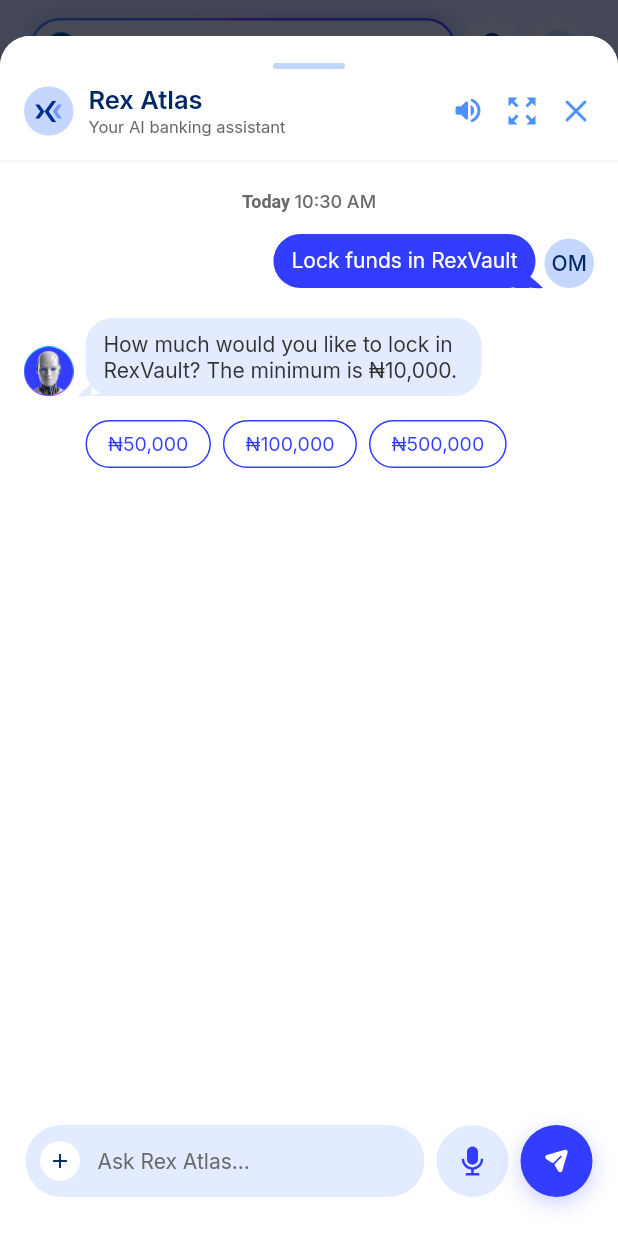
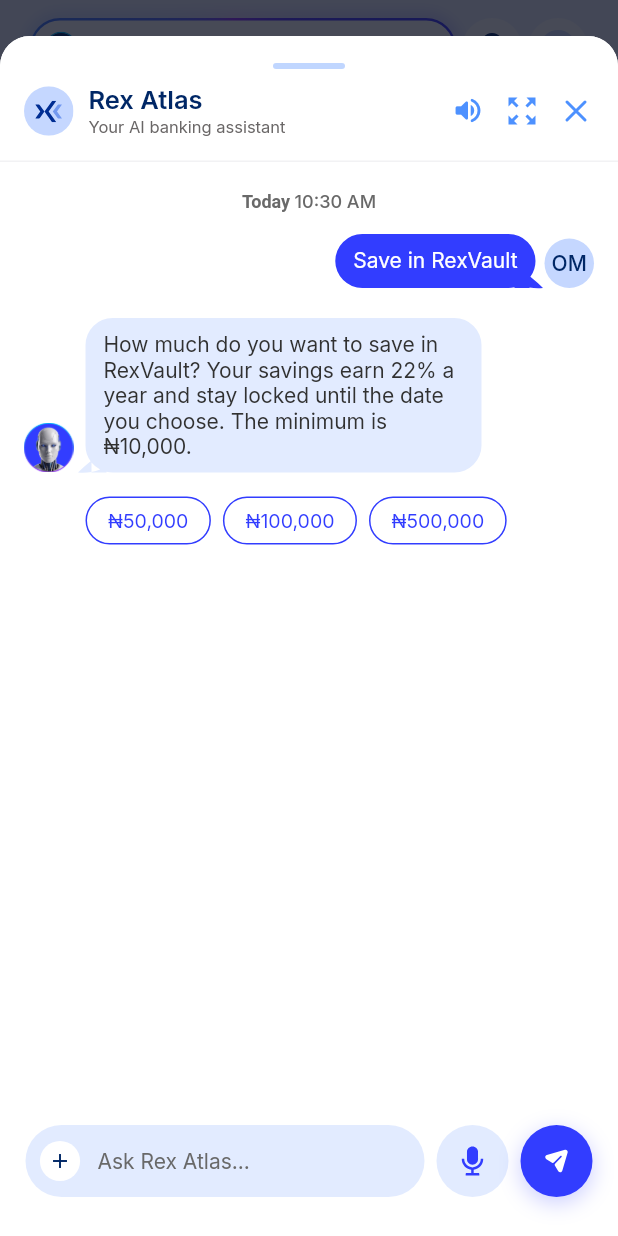
Before and after one commit to Kent-Sammy/rexverse, a Flutter app: the screen it shows after launch, scrolled down 93 dp, after a tap on "RexVault", on a phone screen of 412 x 824 dp. Run offline on Flutter 3.47's test engine with Material 3 defaults, Android fonts, the phone set to English and light mode, and no system bars; our stand-ins replace audioplayers, file_picker, flutter_svg, speech_to_text; accounts and stored records are empty; project files that could hold a hidden picture were left out.

Commit message:
RexVault 22% and RexSave 16%, with earnings worked out for the user
- RexVault asks "How much do you want to save?", shows what the amount would
  earn for 1/3/6/12 months at a flat 22% p.a., and the review shows rate,
  interest earned, total back and unlock date.
- RexSave at 16% p.a. shows estimated monthly and yearly interest.
- Whole-naira amounts round to the nearest naira; product rows use commas.

Co-Authored-By: Claude Opus 5.5 <noreply@anthropic.com>
Claude-Session: https://claude.ai/code/session_01EjWxE6W9E8HwFDXk54C2wv

```diff
--- a/rex_atlas/lib/core/formatting/naira.dart
+++ b/rex_atlas/lib/core/formatting/naira.dart
@@ -26,7 +26,9 @@ abstract final class Naira {
       '$symbol${_group(kobo ~/ 100)}.${_two(kobo % 100)}';
 
   /// `₦50,000` – grouped without decimals.
-  static String groupedWhole(int kobo) => '$symbol${_group(kobo ~/ 100)}';
+  /// Rounded to the nearest naira (₦5,424.66 → ₦5,425).
+  static String groupedWhole(int kobo) =>
+      '$symbol${_group((kobo + 50) ~/ 100)}';
 
   static String _two(int v) => v.toString().padLeft(2, '0');
 
--- a/rex_atlas/lib/features/atlas/application/atlas_controller.dart
+++ b/rex_atlas/lib/features/atlas/application/atlas_controller.dart
@@ -2,6 +2,7 @@ import 'dart:async';
 
 import 'package:flutter/foundation.dart';
 
+import '../../../core/formatting/dates.dart';
 import '../../../core/formatting/naira.dart';
 import '../domain/models/models.dart';
 import '../domain/services/services.dart';
@@ -236,8 +237,8 @@ class AtlasController extends ChangeNotifier {
       case UnsupportedFeatureIntent(:final featureName):
         _say(
           "$featureName through Atlas isn't available in this prototype yet. "
-          'I can send money, buy airtime, pay bills, save with RexSave, lock '
-          'funds in RexVault or show your recent transactions.',
+          'I can send money, buy airtime, pay bills, save with RexSave or '
+          'RexVault, or show your recent transactions.',
         );
       case ReplyIntent(:final text):
         _say(text);
@@ -407,7 +408,11 @@ class AtlasController extends ChangeNotifier {
 
   // ----------------------------------------------------------------- vault
 
-  static String _tenorLabel(int days) => days == 365 ? '1 year' : '$days days';
+  static String _tenorLabel(int days) => switch (days) {
+    365 => '1 year',
+    30 => '1 month',
+    _ => '${days ~/ 30} months',
+  };
 
   Future<void> _handleVault(StartVaultIntent i) async {
     if (_stage != ConversationStage.awaitingVaultDetails) {
@@ -418,9 +423,11 @@ class AtlasController extends ChangeNotifier {
     _stage = ConversationStage.awaitingVaultDetails;
     final s = _vault;
     final v = deps.vault;
+    final rate = v.rates.values.first.toStringAsFixed(0);
     if (s.amountKobo == null) {
       _say(
-        'How much would you like to lock in RexVault? The minimum is '
+        'How much do you want to save in RexVault? Your savings earn $rate% '
+        'a year and stay locked until the date you choose. The minimum is '
         '${Naira.groupedWhole(v.minLockKobo)}.',
         quickReplies: const ['₦50,000', '₦100,000', '₦500,000'],
       );
@@ -429,22 +436,28 @@ class AtlasController extends ChangeNotifier {
     if (s.amountKobo! < v.minLockKobo) {
       s.amountKobo = null;
       _say(
-        'The minimum RexVault lock is ${Naira.groupedWhole(v.minLockKobo)}. '
-        'How much would you like to lock?',
+        'The minimum RexVault savings is ${Naira.groupedWhole(v.minLockKobo)}. '
+        'How much do you want to save?',
       );
       return;
     }
     if (s.tenorDays != null && !v.rates.containsKey(s.tenorDays)) {
       s.tenorDays = null;
-      _say("I can lock funds for 30, 90 or 180 days, or 1 year.");
+      _say('You can save in RexVault for 1, 3 or 6 months, or 1 year.');
     }
     if (s.tenorDays == null) {
+      // Work out the earnings for every period so the user can compare.
+      final options = <String>[];
+      for (final days in v.rates.keys) {
+        final q = await v.quote(amountKobo: s.amountKobo!, tenorDays: days);
+        options.add(
+          '${_tenorLabel(days)} · earn ${Naira.groupedWhole(q.interestKobo)}',
+        );
+      }
       _say(
-        'For how long? Longer locks earn more interest.',
-        quickReplies: [
-          for (final e in v.rates.entries)
-            '${_tenorLabel(e.key)} · ${e.value.toStringAsFixed(0)}% p.a.',
-        ],
+        'At $rate% a year, here is what ${Naira.groupedWhole(s.amountKobo!)} '
+        'would earn. How long do you want to save for?',
+        quickReplies: options,
       );
       return;
     }
@@ -460,8 +473,9 @@ class AtlasController extends ChangeNotifier {
         source: await _sourceAccount(),
       ),
       intro:
-          'Here are the details of your RexVault lock. Locked funds can\'t '
-          'be withdrawn before the maturity date.',
+          "Here's your RexVault savings plan. You'll get back "
+          '${Naira.grouped(s.amountKobo! + q.interestKobo)} on '
+          '${RexDates.short(q.maturity)}. The money stays locked until then.',
     );
   }
 
@@ -714,7 +728,8 @@ class AtlasController extends ChangeNotifier {
           "Okay, I've cancelled the airtime purchase. Nothing was charged.",
         PaymentKind.savings =>
           "Okay, I've cancelled the deposit. Nothing was moved.",
-        PaymentKind.vault => "Okay, I've cancelled. No funds were locked.",
+        PaymentKind.vault =>
+          "Okay, I've cancelled. Nothing was saved to RexVault.",
         PaymentKind.bill =>
           "Okay, I've cancelled the bill payment. Nothing was charged.",
       });
--- a/rex_atlas/lib/features/atlas/data/mock/mock_atlas_assistant_service.dart
+++ b/rex_atlas/lib/features/atlas/data/mock/mock_atlas_assistant_service.dart
@@ -122,7 +122,7 @@ class MockAtlasAssistantService implements AtlasAssistantService {
       'good evening',
     ])) {
       return ReplyIntent(
-        'Hi ${MockData.user.firstName}! I can send money, buy airtime, pay bills, save with RexSave, lock funds in RexVault or show your recent transactions.',
+        'Hi ${MockData.user.firstName}! I can send money, buy airtime, pay bills, save with RexSave or RexVault, or show your recent transactions.',
       );
     }
     if (_has(text, ['thank'])) {
@@ -131,7 +131,7 @@ class MockAtlasAssistantService implements AtlasAssistantService {
       );
     }
     return const ReplyIntent(
-      "Sorry, I can't help with that yet. I can send money, buy airtime, pay bills, save with RexSave, lock funds in RexVault or show your recent transactions.",
+      "Sorry, I can't help with that yet. I can send money, buy airtime, pay bills, save with RexSave or RexVault, or show your recent transactions.",
     );
   }
 
@@ -305,6 +305,11 @@ class MockAtlasAssistantService implements AtlasAssistantService {
     final m = _tenor.firstMatch(text);
     int? days;
     var rest = raw.replaceAll(RegExp(r'\d+(\.\d+)?\s*%'), ' ');
+    // Option chips read "3 months · earn ₦5,425": the earnings aren't the amount.
+    rest = rest.replaceAll(
+      RegExp(r'earn\s*₦?\s*[\d,]+(\.\d+)?', caseSensitive: false),
+      ' ',
+    );
     if (m != null) {
       final n = int.tryParse(m.group(1)!) ?? 1;
       final unit = m.group(2)!.toLowerCase();
--- a/rex_atlas/lib/features/atlas/data/mock/mock_data.dart
+++ b/rex_atlas/lib/features/atlas/data/mock/mock_data.dart
@@ -300,12 +300,14 @@ abstract final class MockData {
   static const billCustomerAddress = '14 Admiralty Way, Lekki, Lagos';
 
   // -------------------------------------------------------- savings/vault
-  static const rexSaveRatePct = 12.0;
+  // Rates from the product owner: RexSave 16% p.a., RexVault 22% p.a.
+  static const rexSaveRatePct = 16.0;
   static const rexyDecemberBonusPct = 5.0;
+  static const vaultRatePct = 22.0;
   static const vaultRates = <int, double>{
-    30: 14.0,
-    90: 16.0,
-    180: 18.0,
-    365: 20.0,
+    30: vaultRatePct,
+    90: vaultRatePct,
+    180: vaultRatePct,
+    365: vaultRatePct,
   };
 }
--- a/rex_atlas/lib/features/atlas/data/mock/mock_history_services.dart
+++ b/rex_atlas/lib/features/atlas/data/mock/mock_history_services.dart
@@ -86,7 +86,7 @@ abstract final class MockReceiptBuilder {
             'Card payment | ${r.channel ?? ''}',
           TransactionCategory.savings => 'Deposit from ${sender.holderName}',
           TransactionCategory.vault =>
-            'RexVault lock from ${sender.holderName}',
+            'RexVault savings from ${sender.holderName}',
           TransactionCategory.bill => '${r.title} | ${sender.holderName}',
           _ => 'Transfer from ${sender.holderName} | ${sender.accountNumber}',
         }),
--- a/rex_atlas/lib/features/atlas/data/mock/mock_product_services.dart
+++ b/rex_atlas/lib/features/atlas/data/mock/mock_product_services.dart
@@ -119,16 +119,17 @@ class MockVaultService implements VaultService {
     history.record(
       TransactionRecord(
         reference: ref,
-        title: 'RexVault lock (${draft.tenorDays} days)',
+        title: 'RexVault savings (${_period(draft.tenorDays)})',
         category: TransactionCategory.vault,
         amountKobo: draft.amountKobo,
         timestamp: now,
         status: TransactionStatus.successful,
-        channel: '${draft.tenorDays} days',
+        channel: _period(draft.tenorDays),
         details: {
-          'Lock Period': '${draft.tenorDays} days',
+          'Saving Period': _period(draft.tenorDays),
           'Interest Rate': '${draft.annualRatePct.toStringAsFixed(0)}% p.a.',
-          'Expected Interest': _naira(draft.interestKobo),
+          'Interest Earned': _naira(draft.interestKobo),
+          'Total at Maturity': _naira(draft.amountKobo + draft.interestKobo),
           'Maturity Date': _date(draft.maturity),
         },
       ),
@@ -282,3 +283,9 @@ String _date(DateTime t) {
   ];
   return '${m[t.month - 1]} ${t.day}, ${t.year}';
 }
+
+String _period(int days) => switch (days) {
+  365 => '1 year',
+  30 => '1 month',
+  _ => '${days ~/ 30} months',
+};
--- a/rex_atlas/lib/features/atlas/presentation/widgets/payment_parties.dart
+++ b/rex_atlas/lib/features/atlas/presentation/widgets/payment_parties.dart
@@ -133,44 +133,54 @@ class RecipientInfo {
       successTitle: 'Savings Successful!',
       failureTitle: 'Savings Failed',
       successSuffix: d.bonusKobo > 0
-          ? ' has been added to ${plan.displayName}, plus a ${Naira.fixed(d.bonusKobo)} bonus.'
+          ? ' has been added to ${plan.displayName}, plus a ${Naira.grouped(d.bonusKobo)} bonus.'
           : ' has been added to your ${plan.displayName}.',
       repeatLabel: 'Save more',
       repeatUtterance: 'Save Money',
       purpose: 'deposit',
       feeLabel: 'Fee',
       rows: [
-        if (d.annualRatePct > 0)
-          ('Interest', '${d.annualRatePct.toStringAsFixed(0)}% p.a.'),
+        if (d.annualRatePct > 0) ...[
+          ('Interest rate', '${d.annualRatePct.toStringAsFixed(0)}% p.a.'),
+          (
+            'Est. monthly interest',
+            Naira.grouped((d.amountKobo * d.annualRatePct / 100 / 12).round()),
+          ),
+          (
+            'Est. yearly interest',
+            Naira.grouped((d.amountKobo * d.annualRatePct / 100).round()),
+          ),
+        ],
         if (d.lockedUntil == null) ('Withdrawals', 'Any time'),
-        if (d.bonusKobo > 0) ('Upfront bonus', Naira.fixed(d.bonusKobo)),
+        if (d.bonusKobo > 0) ('Upfront bonus', Naira.grouped(d.bonusKobo)),
         if (d.lockedUntil != null)
           ('Locked until', RexDates.short(d.lockedUntil!)),
       ],
     ),
     VaultDraft() => RecipientInfo(
       name: 'RexVault',
-      subtitle:
-          'Fixed lock · ${d.tenorDays == 365 ? '1 year' : '${d.tenorDays} days'}',
+      subtitle: 'Locked savings · ${_period(d.tenorDays)}',
       avatar: _disc(
         const RexSvgIcon(RexSvg.briefcase, size: 20),
         RexColors.tileCyan,
       ),
       institution: 'RexVault',
-      caption: 'Lock Funds',
-      successTitle: 'Funds Locked!',
-      failureTitle: 'Lock Failed',
+      caption: 'Save in RexVault',
+      successTitle: 'Saved to RexVault!',
+      failureTitle: 'RexVault Savings Failed',
       successSuffix:
-          ' is locked in RexVault until ${RexDates.short(d.maturity)}. '
-          "You'll earn about ${Naira.fixed(d.interestKobo)}.",
-      repeatLabel: 'Lock more funds',
-      repeatUtterance: 'Lock funds in RexVault',
-      purpose: 'lock',
+          ' is saved in RexVault until ${RexDates.short(d.maturity)}. '
+          "You'll get back ${Naira.grouped(d.amountKobo + d.interestKobo)}.",
+      repeatLabel: 'Save more in RexVault',
+      repeatUtterance: 'Save in RexVault',
+      purpose: 'deposit',
       feeLabel: 'Fee',
       rows: [
         ('Interest rate', '${d.annualRatePct.toStringAsFixed(0)}% p.a.'),
-        ('Expected interest', Naira.fixed(d.interestKobo)),
-        ('Matures on', RexDates.short(d.maturity)),
+        ('Saving period', _period(d.tenorDays)),
+        ('Interest earned', Naira.grouped(d.interestKobo)),
+        ('You get back', Naira.grouped(d.amountKobo + d.interestKobo)),
+        ('Unlocks on', RexDates.short(d.maturity)),
       ],
     ),
     BillDraft(:final biller, :final package) => RecipientInfo(
@@ -199,6 +209,12 @@ class RecipientInfo {
         if (d.customer.address != null) ('Address', d.customer.address!),
       ],
     ),
+  };
+
+  static String _period(int days) => switch (days) {
+    365 => '1 year',
+    30 => '1 month',
+    _ => '${days ~/ 30} months',
   };
 
   static Widget _billLogo(BillCategory c, double size) {
--- a/rex_atlas/lib/features/host/presentation/rex_home_screen.dart
+++ b/rex_atlas/lib/features/host/presentation/rex_home_screen.dart
@@ -448,7 +448,7 @@ class _ServicesGrid extends StatelessWidget {
                 'RexVault',
                 RexColors.tileCyan,
                 const RexSvgIcon(RexSvg.briefcase, size: 24),
-                onTap: () => onAsk('Lock funds in RexVault'),
+                onTap: () => onAsk('Save in RexVault'),
                 key: const Key('home-rexvault-tile'),
               ),
               gap,
```
Also changed, not shown: 4 other files.
